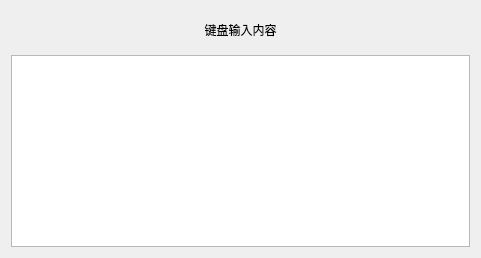
Qt form keyboard_gui/keyinput.ui (LarryHuaLong/Peripheral_Interface_lab6) before a commit.
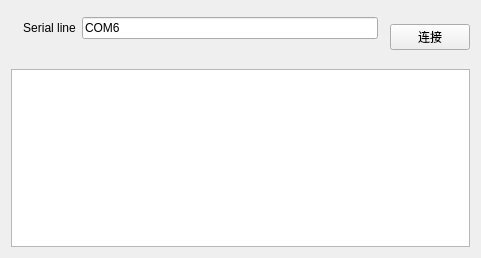
The same form after that commit.

What changed in the file:
```diff
--- a/keyboard_gui/keyinput.ui
+++ b/keyboard_gui/keyinput.ui
@@ -23,23 +23,37 @@
    <string>接口综合实验GUI</string>
   </property>
   <layout class="QGridLayout" name="gridLayout">
-   <item row="7" column="7">
-    <widget class="QLabel" name="label_2">
+   <item row="0" column="7" rowspan="6">
+    <widget class="QPushButton" name="pushButton_conn">
      <property name="text">
-      <string>键盘输入内容</string>
-     </property>
-     <property name="alignment">
-      <set>Qt::AlignCenter</set>
+      <string>连接</string>
      </property>
     </widget>
    </item>
-   <item row="8" column="7" rowspan="2">
+   <item row="9" column="2" rowspan="2" colspan="6">
     <widget class="QPlainTextEdit" name="textEdit_text">
      <property name="readOnly">
       <bool>true</bool>
      </property>
     </widget>
    </item>
+   <item row="1" column="5">
+    <widget class="QLineEdit" name="lineEdit_com">
+     <property name="text">
+      <string>COM6</string>
+     </property>
+    </widget>
+   </item>
+   <item row="1" column="4">
+    <widget class="QLabel" name="label_2">
+     <property name="text">
+      <string>Serial line</string>
+     </property>
+     <property name="alignment">
+      <set>Qt::AlignCenter</set>
+     </property>
+    </widget>
+   </item>
   </layout>
  </widget>
  <resources/>
```
